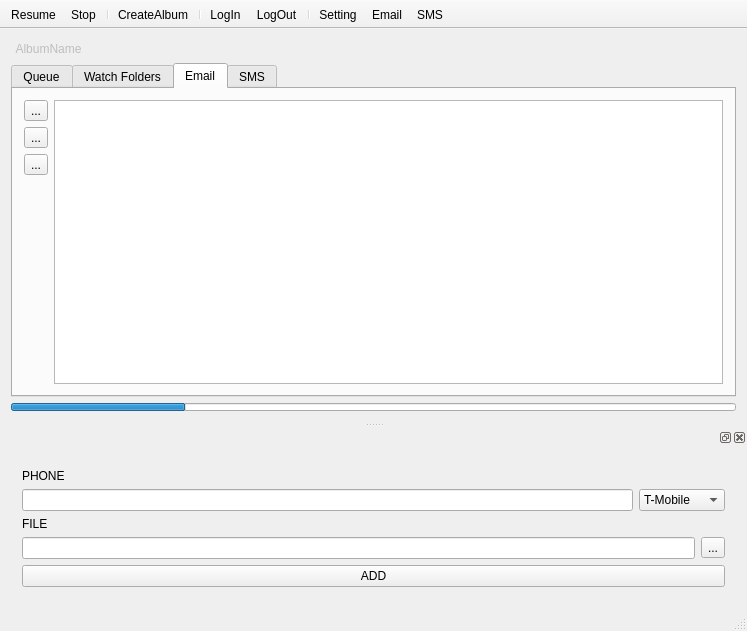
Before: the Qt Designer form MainWindow.ui in vulevu121/PhotosUploader, drawn with Qt 5.
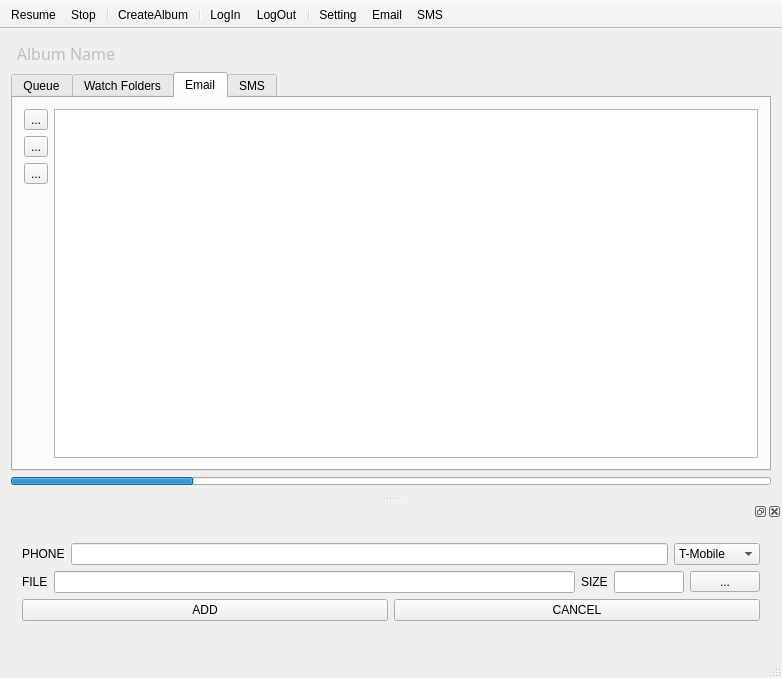
After: the same form once the commit is applied. The open tabs and pages were chosen to show the change. Icons and pictures are not drawn.

Patch:
```diff
--- a/MainWindow.ui
+++ b/MainWindow.ui
@@ -6,8 +6,8 @@
    <rect>
     <x>0</x>
     <y>0</y>
-    <width>747</width>
-    <height>631</height>
+    <width>782</width>
+    <height>678</height>
    </rect>
   </property>
   <property name="windowTitle">
@@ -27,13 +27,19 @@
       <property name="enabled">
        <bool>false</bool>
       </property>
+      <property name="font">
+       <font>
+        <family>OCR A Extended</family>
+        <pointsize>12</pointsize>
+       </font>
+      </property>
       <property name="styleSheet">
        <string notr="true">QToolButton {
 	border: 0;
 }</string>
       </property>
       <property name="text">
-       <string>AlbumName</string>
+       <string>Album Name</string>
       </property>
       <property name="icon">
        <iconset resource="graphics.qrc">
@@ -508,7 +514,7 @@
     <rect>
      <x>0</x>
      <y>0</y>
-     <width>747</width>
+     <width>782</width>
      <height>21</height>
     </rect>
    </property>
@@ -550,13 +556,20 @@
    <addaction name="actionEmail"/>
    <addaction name="actionSMS"/>
   </widget>
-  <widget class="QStatusBar" name="statusBar"/>
+  <widget class="QStatusBar" name="statusBar">
+   <property name="font">
+    <font>
+     <family>OCR A Extended</family>
+     <pointsize>16</pointsize>
+    </font>
+   </property>
+  </widget>
   <widget class="QDockWidget" name="dockWidget">
    <attribute name="dockWidgetArea">
     <number>8</number>
    </attribute>
    <widget class="QWidget" name="dockWidgetContents">
-    <layout class="QVBoxLayout" name="verticalLayout_4">
+    <layout class="QVBoxLayout" name="verticalLayout_8">
      <item>
       <widget class="QStackedWidget" name="stackedWidget">
        <property name="currentIndex">
@@ -565,6 +578,8 @@
        <widget class="QWidget" name="email_page">
         <layout class="QVBoxLayout" name="verticalLayout_5">
          <item>
+          <layout class="QHBoxLayout" name="horizontalLayout_6">
+           <item>
           <widget class="QLabel" name="label">
            <property name="text">
             <string>EMAIL</string>
@@ -574,6 +589,10 @@
          <item>
           <widget class="QLineEdit" name="emailLineEdit"/>
          </item>
+          </layout>
+         </item>
+         <item>
+          <layout class="QHBoxLayout" name="horizontalLayout_9">
          <item>
           <widget class="QLabel" name="label_4">
            <property name="text">
@@ -582,16 +601,40 @@
           </widget>
          </item>
          <item>
-          <layout class="QHBoxLayout" name="horizontalLayout_5">
-           <item>
             <widget class="QLineEdit" name="emailFileLineEdit">
              <property name="readOnly">
               <bool>true</bool>
              </property>
             </widget>
            </item>
+           <item>
+            <widget class="QLabel" name="label_5">
+             <property name="text">
+              <string>SIZE</string>
+             </property>
+            </widget>
+           </item>
+           <item>
+            <widget class="QLineEdit" name="emailFileSizeEdit">
+             <property name="maximumSize">
+              <size>
+               <width>70</width>
+               <height>16777215</height>
+              </size>
+             </property>
+             <property name="readOnly">
+              <bool>true</bool>
+             </property>
+            </widget>
+           </item>
            <item>
             <widget class="QToolButton" name="emailToolButton">
+             <property name="minimumSize">
+              <size>
+               <width>70</width>
+               <height>0</height>
+              </size>
+             </property>
              <property name="text">
               <string>...</string>
              </property>
@@ -600,16 +643,29 @@
           </layout>
          </item>
          <item>
-          <widget class="QPushButton" name="addEmailRowButton">
+          <layout class="QHBoxLayout" name="horizontalLayout_5">
+           <item>
+            <widget class="QPushButton" name="addInputEmailButton">
            <property name="text">
             <string>ADD</string>
            </property>
           </widget>
+           </item>
+           <item>
+            <widget class="QPushButton" name="cancelInputEmailButton">
+             <property name="text">
+              <string>CANCEL</string>
+             </property>
+            </widget>
+           </item>
+          </layout>
          </item>
         </layout>
        </widget>
        <widget class="QWidget" name="sms_page">
-        <layout class="QVBoxLayout" name="verticalLayout_8">
+        <layout class="QVBoxLayout" name="verticalLayout_4">
+         <item>
+          <layout class="QHBoxLayout" name="horizontalLayout_7">
          <item>
           <widget class="QLabel" name="label_2">
            <property name="text">
@@ -618,8 +674,6 @@
           </widget>
          </item>
          <item>
-          <layout class="QHBoxLayout" name="horizontalLayout_7">
-           <item>
             <widget class="QLineEdit" name="phoneLineEdit">
              <property name="text">
               <string/>
@@ -652,15 +706,15 @@
            </item>
           </layout>
          </item>
-         <item>
-          <widget class="QLabel" name="label_3">
-           <property name="text">
-            <string>FILE</string>
-           </property>
-          </widget>
-         </item>
          <item>
           <layout class="QHBoxLayout" name="horizontalLayout_8">
+           <item>
+            <widget class="QLabel" name="label_3">
+             <property name="text">
+              <string>FILE</string>
+             </property>
+            </widget>
+           </item>
            <item>
             <widget class="QLineEdit" name="smsFileLineEdit">
              <property name="text">
@@ -671,8 +725,37 @@
              </property>
             </widget>
            </item>
+           <item>
+            <widget class="QLabel" name="label_6">
+             <property name="text">
+              <string>SIZE</string>
+             </property>
+            </widget>
+           </item>
+           <item>
+            <widget class="QLineEdit" name="smsFileSizeEdit">
+             <property name="maximumSize">
+              <size>
+               <width>70</width>
+               <height>16777215</height>
+              </size>
+             </property>
+             <property name="text">
+              <string/>
+             </property>
+             <property name="readOnly">
+              <bool>true</bool>
+             </property>
+            </widget>
+           </item>
            <item>
             <widget class="QToolButton" name="smsToolButton">
+             <property name="minimumSize">
+              <size>
+               <width>70</width>
+               <height>0</height>
+              </size>
+             </property>
              <property name="text">
               <string>...</string>
              </property>
@@ -681,11 +764,22 @@
           </layout>
          </item>
          <item>
-          <widget class="QPushButton" name="addSmsRowButton">
+          <layout class="QHBoxLayout" name="horizontalLayout_10">
+           <item>
+            <widget class="QPushButton" name="addInputSmsButton">
            <property name="text">
             <string>ADD</string>
            </property>
           </widget>
+           </item>
+           <item>
+            <widget class="QPushButton" name="cancelInputSmsButton">
+             <property name="text">
+              <string>CANCEL</string>
+             </property>
+            </widget>
+           </item>
+          </layout>
          </item>
         </layout>
        </widget>
```
Lines whose indentation alone changed are shown as unchanged.
